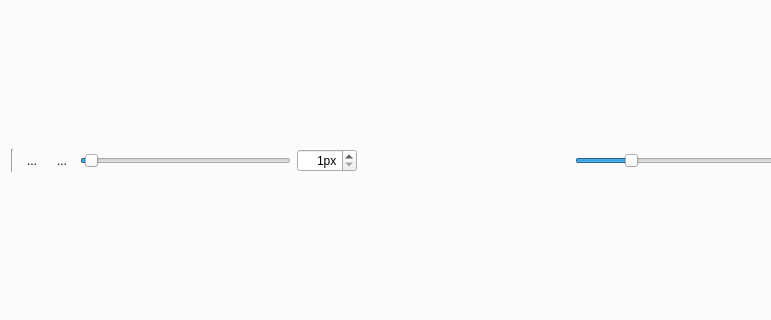
Before: the Qt Designer form bulinotes/bulinotes/bn/resources/bnnoteeditor.ui in Grum999/BuliNotes, drawn with Qt 5; both pictures show x 131 to 902 and y 240 to 560 of the 1000 by 700 pixel window.
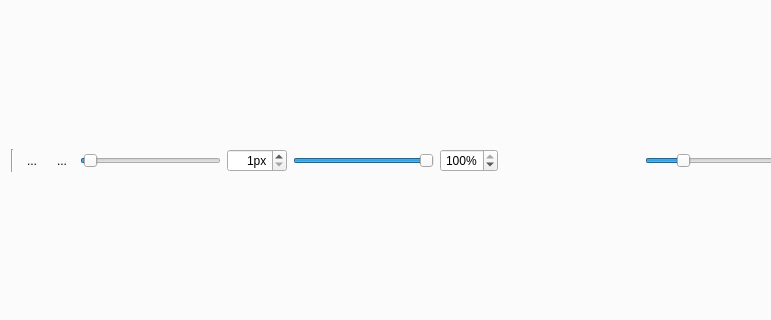
After: the same form once the commit is applied. The open tabs and pages were chosen to show the change. Icons and pictures are not drawn. Custom widgets are drawn as their Qt base class.

Commit message:
Improve note handwritten editor - brush opacity
- Add brush opacity to handwritten note editor
- Keep in memory last brush used on handwritten note (fix
bug+improvment)

. Change BNNote export/import format to add last brush opacity; add
.clone() method
. Change BNNoteEditor to take in account opacity+fix bug
. Update UI

```diff
--- a/bulinotes/bulinotes/bn/resources/bnnoteeditor.ui
+++ b/bulinotes/bulinotes/bn/resources/bnnoteeditor.ui
@@ -389,6 +389,12 @@
           </item>
           <item>
            <widget class="QSlider" name="hsBrushSize">
+            <property name="sizePolicy">
+             <sizepolicy hsizetype="Expanding" vsizetype="Fixed">
+              <horstretch>0</horstretch>
+              <verstretch>0</verstretch>
+             </sizepolicy>
+            </property>
             <property name="toolTip">
              <string>Brush size</string>
             </property>
@@ -425,6 +431,41 @@
             </property>
            </widget>
           </item>
+          <item>
+           <widget class="QSlider" name="hsBrushOpacity">
+            <property name="toolTip">
+             <string>Brush opacity</string>
+            </property>
+            <property name="maximum">
+             <number>100</number>
+            </property>
+            <property name="value">
+             <number>100</number>
+            </property>
+            <property name="orientation">
+             <enum>Qt::Horizontal</enum>
+            </property>
+           </widget>
+          </item>
+          <item>
+           <widget class="QSpinBox" name="spBrushOpacity">
+            <property name="toolTip">
+             <string>Brush opacity</string>
+            </property>
+            <property name="alignment">
+             <set>Qt::AlignRight|Qt::AlignTrailing|Qt::AlignVCenter</set>
+            </property>
+            <property name="suffix">
+             <string>%</string>
+            </property>
+            <property name="maximum">
+             <number>100</number>
+            </property>
+            <property name="value">
+             <number>100</number>
+            </property>
+           </widget>
+          </item>
           <item>
            <spacer name="horizontalSpacer_2">
             <property name="orientation">
```
Left out of the diff: 54 changed lines with no effect on the pictures. The commit also changes 1 other file.
